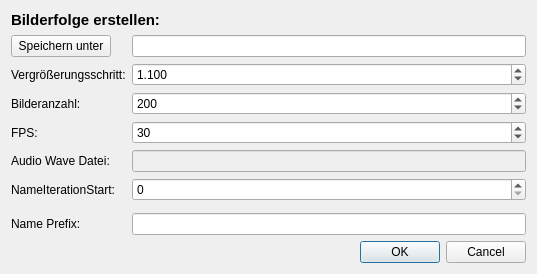
M4RKUS28/Fraktalgenerator, file src/dialogimageserie.ui: the form before one commit.
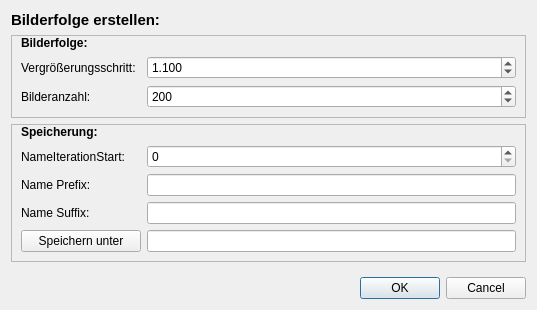
The form after the commit.

What changed in the file:
```diff
--- a/src/dialogimageserie.ui
+++ b/src/dialogimageserie.ui
@@ -7,14 +7,14 @@
     <x>0</x>
     <y>0</y>
     <width>537</width>
-    <height>274</height>
+    <height>310</height>
    </rect>
   </property>
   <property name="windowTitle">
    <string>Dialog</string>
   </property>
-  <layout class="QFormLayout" name="formLayout">
-   <item row="0" column="0" colspan="2">
+  <layout class="QVBoxLayout" name="verticalLayout">
+   <item>
     <widget class="QLabel" name="label">
      <property name="font">
       <font>
@@ -27,60 +27,19 @@
      </property>
     </widget>
    </item>
-   <item row="2" column="0">
-    <layout class="QHBoxLayout" name="horizontalLayout">
      <item>
-      <spacer name="horizontalSpacer">
-       <property name="orientation">
-        <enum>Qt::Horizontal</enum>
-       </property>
-       <property name="sizeHint" stdset="0">
-        <size>
-         <width>0</width>
-         <height>20</height>
-        </size>
-       </property>
-      </spacer>
-     </item>
-     <item>
-      <widget class="QPushButton" name="pushButtonOpenSaveDir">
-       <property name="sizePolicy">
-        <sizepolicy hsizetype="Fixed" vsizetype="Fixed">
-         <horstretch>0</horstretch>
-         <verstretch>0</verstretch>
-        </sizepolicy>
-       </property>
-       <property name="text">
-        <string> Speichern unter </string>
-       </property>
-      </widget>
-     </item>
-     <item>
-      <spacer name="horizontalSpacer_2">
-       <property name="orientation">
-        <enum>Qt::Horizontal</enum>
-       </property>
-       <property name="sizeHint" stdset="0">
-        <size>
-         <width>0</width>
-         <height>20</height>
-        </size>
-       </property>
-      </spacer>
-     </item>
-    </layout>
-   </item>
-   <item row="2" column="1">
-    <widget class="QLineEdit" name="lineEditPath"/>
-   </item>
-   <item row="3" column="0">
-    <widget class="QLabel" name="label_2">
-     <property name="text">
-      <string>Vergrößerungsschritt:</string>
-     </property>
-    </widget>
-   </item>
-   <item row="3" column="1">
+    <widget class="QFrame" name="frame">
+     <property name="frameShape">
+      <enum>QFrame::StyledPanel</enum>
+     </property>
+     <property name="frameShadow">
+      <enum>QFrame::Raised</enum>
+     </property>
+     <layout class="QFormLayout" name="formLayout">
+      <property name="topMargin">
+       <number>0</number>
+      </property>
+      <item row="1" column="1">
     <widget class="QDoubleSpinBox" name="doubleSpinBoxZoomStep">
      <property name="decimals">
       <number>3</number>
@@ -93,14 +52,27 @@
      </property>
     </widget>
    </item>
-   <item row="4" column="0">
+      <item row="1" column="0">
+       <widget class="QLabel" name="label_2">
+        <property name="minimumSize">
+         <size>
+          <width>120</width>
+          <height>0</height>
+         </size>
+        </property>
+        <property name="text">
+         <string>Vergrößerungsschritt:</string>
+        </property>
+       </widget>
+      </item>
+      <item row="2" column="0">
     <widget class="QLabel" name="label_3">
      <property name="text">
       <string>Bilderanzahl:</string>
      </property>
     </widget>
    </item>
-   <item row="4" column="1">
+      <item row="2" column="1">
     <widget class="QSpinBox" name="spinBoxBilderZahl">
      <property name="minimum">
       <number>1</number>
@@ -113,64 +85,120 @@
      </property>
     </widget>
    </item>
-   <item row="5" column="0">
-    <widget class="QLabel" name="label_6">
-     <property name="text">
-      <string>FPS:</string>
-     </property>
-    </widget>
-   </item>
-   <item row="5" column="1">
-    <widget class="QSpinBox" name="spinBoxFPS">
-     <property name="minimum">
-      <number>1</number>
-     </property>
-     <property name="value">
-      <number>30</number>
-     </property>
-    </widget>
-   </item>
-   <item row="6" column="0">
+      <item row="0" column="0" colspan="2">
     <widget class="QLabel" name="label_7">
+        <property name="font">
+         <font>
+          <bold>true</bold>
+         </font>
+        </property>
      <property name="text">
-      <string>Audio Wave Datei:</string>
+         <string>Bilderfolge:</string>
      </property>
     </widget>
    </item>
-   <item row="7" column="0">
+     </layout>
+    </widget>
+   </item>
+   <item>
+    <widget class="QFrame" name="frame_2">
+     <property name="frameShape">
+      <enum>QFrame::StyledPanel</enum>
+     </property>
+     <property name="frameShadow">
+      <enum>QFrame::Raised</enum>
+     </property>
+     <layout class="QFormLayout" name="formLayout_2">
+      <property name="topMargin">
+       <number>0</number>
+      </property>
+      <item row="0" column="0" colspan="2">
+       <widget class="QLabel" name="label_8">
+        <property name="font">
+         <font>
+          <bold>true</bold>
+         </font>
+        </property>
+        <property name="text">
+         <string>Speicherung:</string>
+        </property>
+       </widget>
+      </item>
+      <item row="1" column="0">
     <widget class="QLabel" name="label_4">
+        <property name="minimumSize">
+         <size>
+          <width>0</width>
+          <height>0</height>
+         </size>
+        </property>
      <property name="text">
       <string>NameIterationStart:</string>
      </property>
     </widget>
    </item>
-   <item row="7" column="1">
+      <item row="1" column="1">
     <widget class="QSpinBox" name="spinBox_NameItStart"/>
    </item>
-   <item row="8" column="0" colspan="2">
-    <spacer name="verticalSpacer">
-     <property name="orientation">
-      <enum>Qt::Vertical</enum>
-     </property>
-     <property name="sizeHint" stdset="0">
-      <size>
-       <width>20</width>
-       <height>40</height>
-      </size>
-     </property>
-    </spacer>
-   </item>
-   <item row="9" column="0">
+      <item row="2" column="0">
     <widget class="QLabel" name="label_5">
      <property name="text">
       <string>Name Prefix:</string>
      </property>
     </widget>
    </item>
-   <item row="9" column="1">
+      <item row="2" column="1">
     <widget class="QLineEdit" name="lineEditNamePrefix"/>
    </item>
-   <item row="10" column="0" colspan="2">
+      <item row="3" column="0">
+       <widget class="QLabel" name="label_6">
+        <property name="text">
+         <string>Name Suffix:</string>
+        </property>
+       </widget>
+      </item>
+      <item row="3" column="1">
+       <widget class="QLineEdit" name="lineEditSuffix"/>
+      </item>
+      <item row="4" column="0">
+       <widget class="QPushButton" name="pushButtonOpenSaveDir">
+        <property name="sizePolicy">
+         <sizepolicy hsizetype="Fixed" vsizetype="Fixed">
+          <horstretch>0</horstretch>
+          <verstretch>0</verstretch>
+         </sizepolicy>
+        </property>
+        <property name="minimumSize">
+         <size>
+          <width>120</width>
+          <height>0</height>
+         </size>
+        </property>
+        <property name="text">
+         <string> Speichern unter </string>
+        </property>
+       </widget>
+      </item>
+      <item row="4" column="1">
+       <widget class="QLineEdit" name="lineEditPath"/>
+      </item>
+     </layout>
+    </widget>
+   </item>
+   <item>
+    <spacer name="verticalSpacer">
+     <property name="orientation">
+      <enum>Qt::Vertical</enum>
+     </property>
+     <property name="sizeHint" stdset="0">
+      <size>
+       <width>20</width>
+       <height>0</height>
+      </size>
+     </property>
+    </spacer>
+   </item>
+   <item>
     <widget class="QDialogButtonBox" name="buttonBox">
      <property name="orientation">
       <enum>Qt::Horizontal</enum>
@@ -180,13 +208,6 @@
      </property>
     </widget>
    </item>
-   <item row="6" column="1">
-    <widget class="QLineEdit" name="lineEdit">
-     <property name="enabled">
-      <bool>false</bool>
-     </property>
-    </widget>
-   </item>
   </layout>
  </widget>
  <resources/>
```
Left out of the diff: 2 changed lines with no effect on the pictures. Lines whose indentation alone changed are shown as unchanged.
